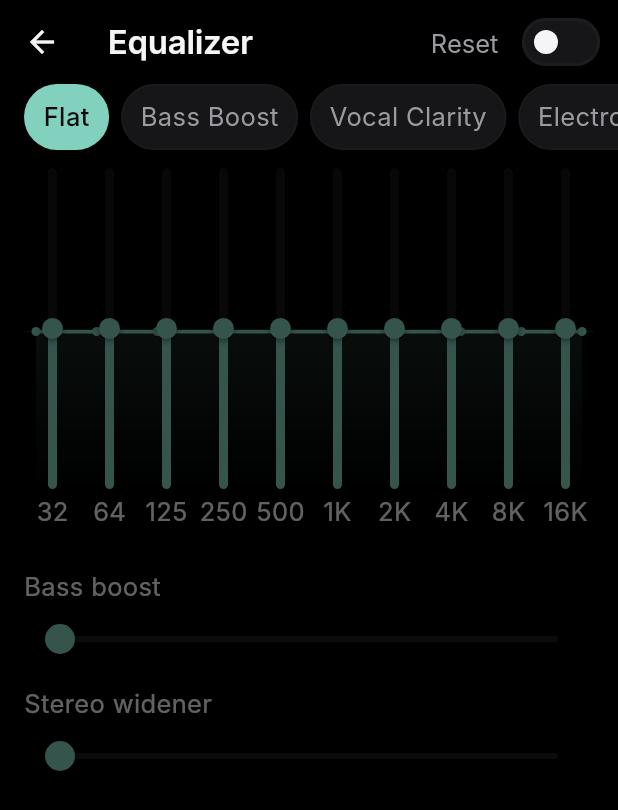
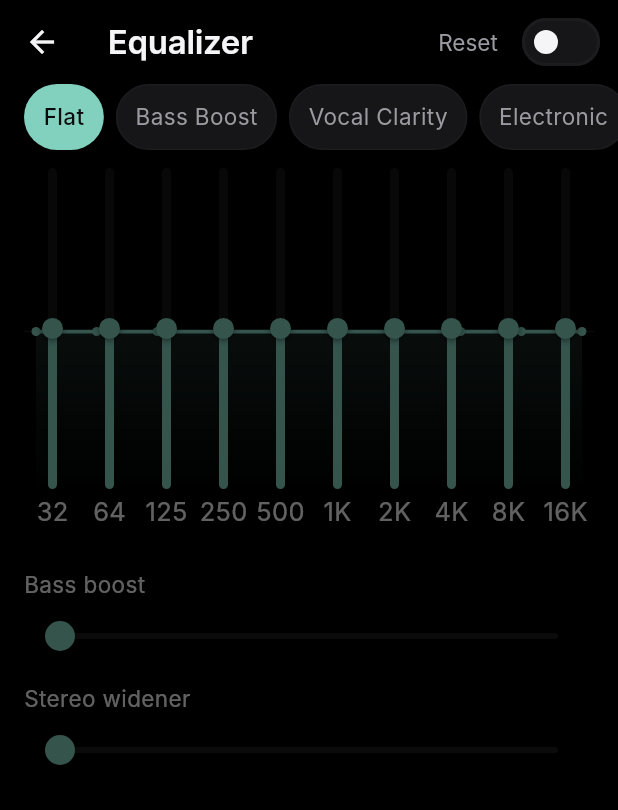
Before and after one commit to Mehrschad/aura_music_player, a Flutter app: the EqualizerPage screen opened directly, on a phone screen of 412 x 824 dp. Shown: the top 810 px of the screen. Run offline on Flutter 3.47's test engine with Material 3 defaults, Android fonts, the phone set to English and light mode, and no system bars; our stand-ins replace audio_service, dio, file_picker, flutter_riverpod, just_audio, on_audio_query and 3 more; missing offline and left inert: just_waveform; accounts and stored records are empty; generated files the repository leaves out were written again; Roboto replaces fonts that are missing (Inter); statements that could not run were skipped.

Commit message:
fix(theme): map legacy body alias to subhead (15), add bodyLarge (17)
Aura's historical `body` token was 14pt secondary text used in ~120 call sites;
mapping it to the iOS 17pt body bloated every list's secondary line. Point the
legacy alias at subhead (15) — its true tier — and expose the iOS 17pt reading
size as bodyLarge for new spec components. List rows now read primary-17 /
secondary-15 as the spec wants.

Co-Authored-By: Claude Opus 4.8 <noreply@anthropic.com>
Claude-Session: https://claude.ai/code/session_01SHeSaF6n5jBEM8soqbJTJh

```diff
--- a/lib/core/theme/typography.dart
+++ b/lib/core/theme/typography.dart
@@ -77,8 +77,10 @@ abstract final class AppTextTheme {
     letterSpacing: -0.1,
   );
 
-  /// 17 / 400 / 22 — list item primary line; default reading size.
-  static const TextStyle body = TextStyle(
+  /// 17 / 400 / 22 — iOS "body": primary reading line. In Aura's denser layout
+  /// this is reserved for genuine primary/reading text; secondary metadata uses
+  /// [subhead] (which the legacy [body] alias points at — see below).
+  static const TextStyle bodyLarge = TextStyle(
     fontFamily: fontFamily,
     fontSize: 17,
     height: 22 / 17,
@@ -145,6 +147,12 @@ abstract final class AppTextTheme {
   /// Section / page headers. → [title1] semibold.
   static const TextStyle display = title1;
 
+  /// Secondary / metadata text (artist · album · captions-plus). Historically
+  /// Aura's `body` was 14pt secondary text, so it maps onto [subhead] (15),
+  /// NOT the iOS 17pt body — that lives in [bodyLarge]. Keeps the ~120 existing
+  /// call sites at the right secondary tier.
+  static const TextStyle body = subhead;
+
   /// List item primary line. → 17 / 500 (body weight nudged for emphasis).
   static const TextStyle title = TextStyle(
     fontFamily: fontFamily,
@@ -186,8 +194,8 @@ abstract final class AppTextTheme {
       titleLarge: title2,
       titleMedium: title,
       titleSmall: subhead,
-      bodyLarge: body,
-      bodyMedium: body,
+      bodyLarge: bodyLarge,
+      bodyMedium: bodyLarge,
       bodySmall: footnote,
       labelLarge: action,
       labelMedium: caption1,
```
